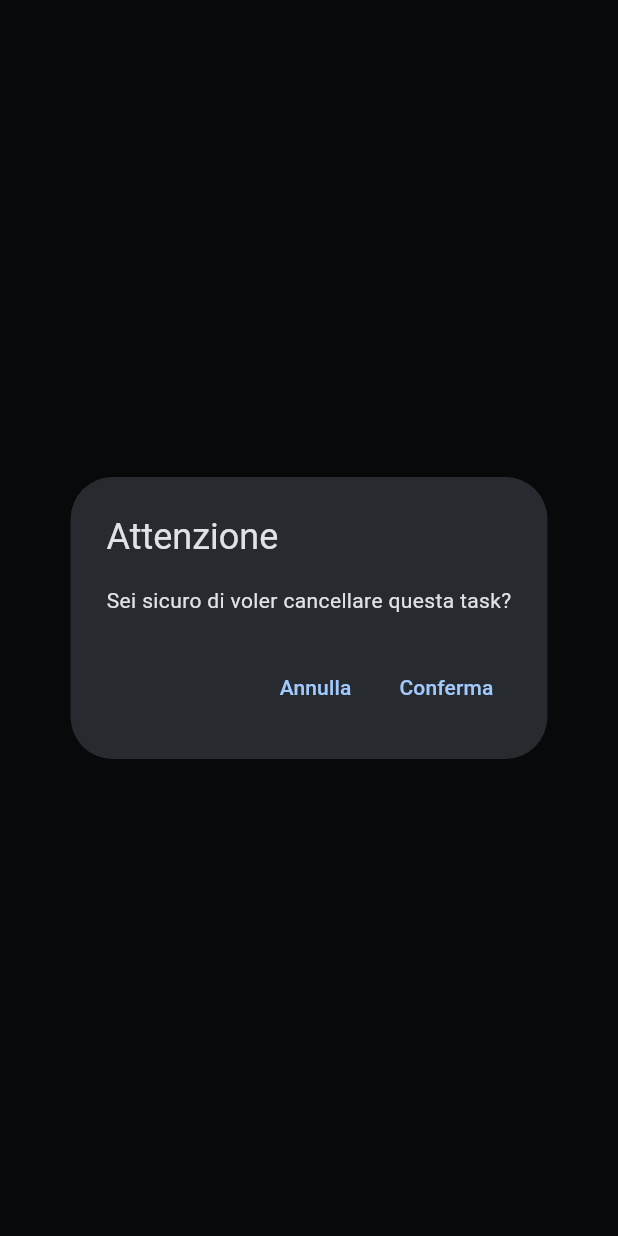
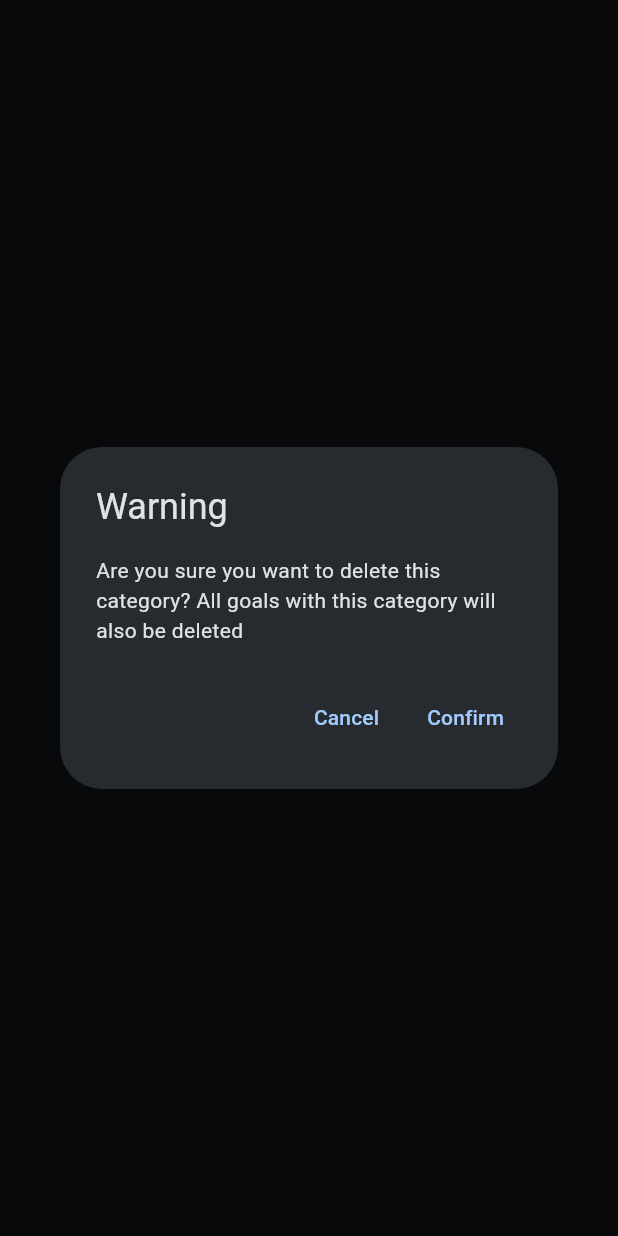
Before and after one commit to Firelux/tsuyoi_ToDo_app, a Flutter app: what showCustomModal() shows on an empty page, opened directly with empty values, on a phone screen of 412 x 824 dp. Run offline on Flutter 3.47's test engine with Material 2 defaults, Android fonts, the phone set to English and light mode, and no system bars; our stand-ins replace hive, hive_flutter, image_picker, percent_indicator; accounts and stored records are empty; key blocks and very long unbroken strings in the code were emptied for the run.

```diff
--- a/lib/main.dart
+++ b/lib/main.dart
@@ -17,6 +17,7 @@ void main() async {
   await Hive.openBox('goals_box');
   await Hive.openBox('categories_box');
   await Hive.openBox('user_box');
+
   //box.clear();
 
   runApp(const MyApp());
--- a/lib/screens/category_page.dart
+++ b/lib/screens/category_page.dart
@@ -85,7 +85,7 @@ class _CategoryPageState extends State<CategoryPage> {
                     onDelete: (goal) {
                       GoalManagementUtils.showCustomModal(context, goal.id, () {
                         _refreshItems();
-                      });
+                      }, 0);
                     },
                     isDaily: goal.daily,
                     onDaily: (daily) {
--- a/lib/screens/daily.dart
+++ b/lib/screens/daily.dart
@@ -123,7 +123,7 @@ class _DailyState extends State<Daily> {
                   onDelete: (goal) {
                     GoalManagementUtils.showCustomModal(context, goal.id, () {
                       _refreshItems();
-                    });
+                    },0);
                   },
                   isDaily: goal.daily,
                   onDaily: (daily) {
--- a/lib/utils/goal_utils.dart
+++ b/lib/utils/goal_utils.dart
@@ -1,6 +1,7 @@
 import 'package:flutter/material.dart';
 import 'package:hive_flutter/hive_flutter.dart';
 import 'package:tsuyoi/modules/goal.dart';
+import 'package:tsuyoi/utils/category_utils.dart';
 import '../modules/category.dart';
 
 String selectedItem = "";
@@ -80,14 +81,15 @@ class GoalManagementUtils {
             ElevatedButton(
               onPressed: () async {
                 if (itemKey == null) {
-                  createGoal(nameController, selectedItem);
+                  createGoal(nameController,
+                      CategoryUtils.findCategoryByName(selectedItem));
                 } else {
                   updateGoal(
                     itemKey,
                     Goal(
                       id: itemKey,
                       name: nameController.text.trim(),
-                      category: selectedItem,
+                      category: CategoryUtils.findCategoryByName(selectedItem),
                       daily: false,
                       completed: false,
                     ),
@@ -107,27 +109,43 @@ class GoalManagementUtils {
   }
 
   static void showCustomModal(
-      BuildContext context, String id, Function() onConfirm) {
+      BuildContext context, String id, Function() onConfirm, int context_) {
     showDialog(
       context: context,
       builder: (BuildContext context) {
         return AlertDialog(
-          title: const Text('Attenzione'),
-          content: const Text('Sei sicuro di voler cancellare questa task?'),
+          title: const Text('Warning'),
+          content: context == 0
+              ? const Text('Are you sure you want to delete this task?')
+              : const Text(
+                  'Are you sure you want to delete this category? All goals with this category will also be deleted'),
           actions: <Widget>[
             TextButton(
               onPressed: () {
                 Navigator.of(context).pop();
               },
-              child: const Text('Annulla'),
+              child: const Text('Cancel'),
             ),
             TextButton(
               onPressed: () {
                 Navigator.of(context).pop();
-                deleteGoal(id);
-                onConfirm();
+                if (context_ == 0) {
+                  deleteGoal(id);
+                  onConfirm();
+                } else {
+                  final goals = Hive.box("goals_box")
+                      .values
+                      .map((goal) => goal as Goal)
+                      .toList();
+                  for (int i = 0; i < goals.length; i++) {
+                    if (goals[i].category == id) {
+                      deleteGoal(goals[i].id);
+                    }
+                  }
+                  CategoryUtils.deleteCategory(id, () => onConfirm());
+                }
               },
-              child: const Text('Conferma'),
+              child: const Text('Confirm'),
             ),
           ],
         );
--- a/lib/utils/user_utils.dart
+++ b/lib/utils/user_utils.dart
@@ -19,7 +19,8 @@ class UserUtils {
   }
 
   static Uint8List imageToUint8List(img.Image image) {
-    final img.Image imgFormat = img.copyResize(image, width: 800, height: 800);
+    final img.Image imgFormat =
+        img.copyResize(image, width: image.width, height: image.height);
     final Uint8List uint8List = Uint8List.fromList(img.encodePng(imgFormat));
     return uint8List;
   }
--- a/lib/widgets/goal_card_widget.dart
+++ b/lib/widgets/goal_card_widget.dart
@@ -1,5 +1,6 @@
 import 'package:flutter/material.dart';
 import 'package:tsuyoi/modules/goal.dart';
+import 'package:tsuyoi/utils/category_utils.dart';
 
 class GoalCard extends StatelessWidget {
   final Goal goal;
@@ -72,7 +73,7 @@ class GoalCard extends StatelessWidget {
               ),
               ListTile(
                 title: Text(
-                  goal.category,
+                  CategoryUtils.findCategoryById(goal.category),
                   style: const TextStyle(
                     color: Colors.black,
                   ),
```
Also changed, not shown: lib/components/app_bar.dart (+10 -1 lines), lib/screens/home.dart (+4 -3 lines), lib/utils/category_utils.dart (+28 -0 lines).
